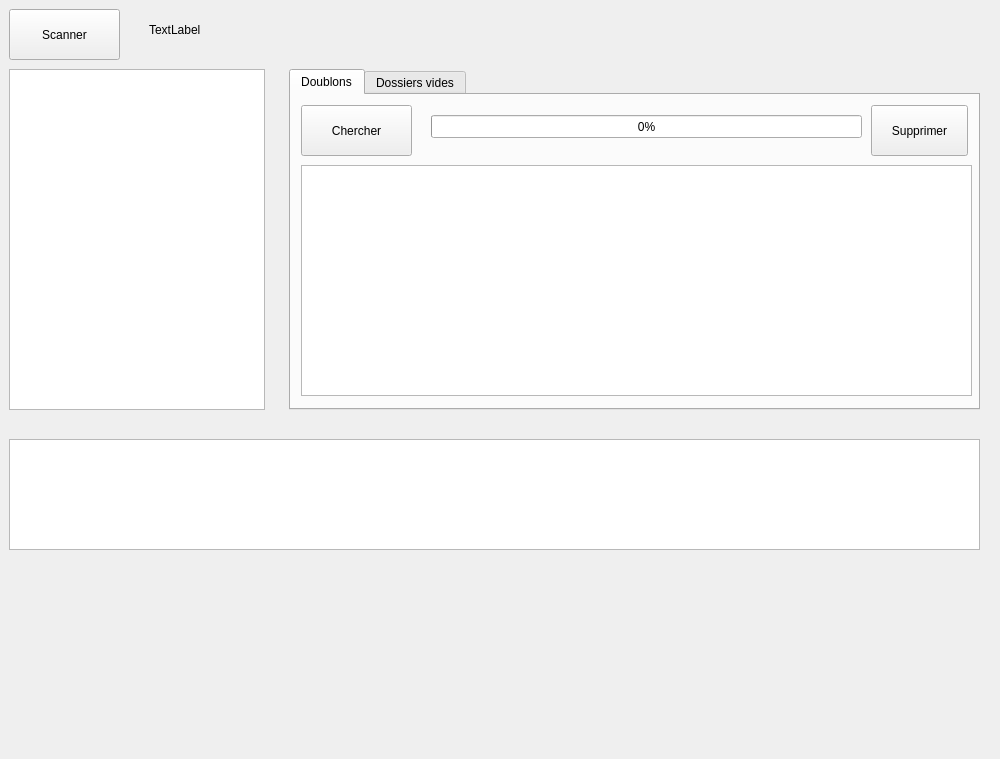
First picture: the form in org/orgview.ui, repository relefebvre/organizer, before the edit.
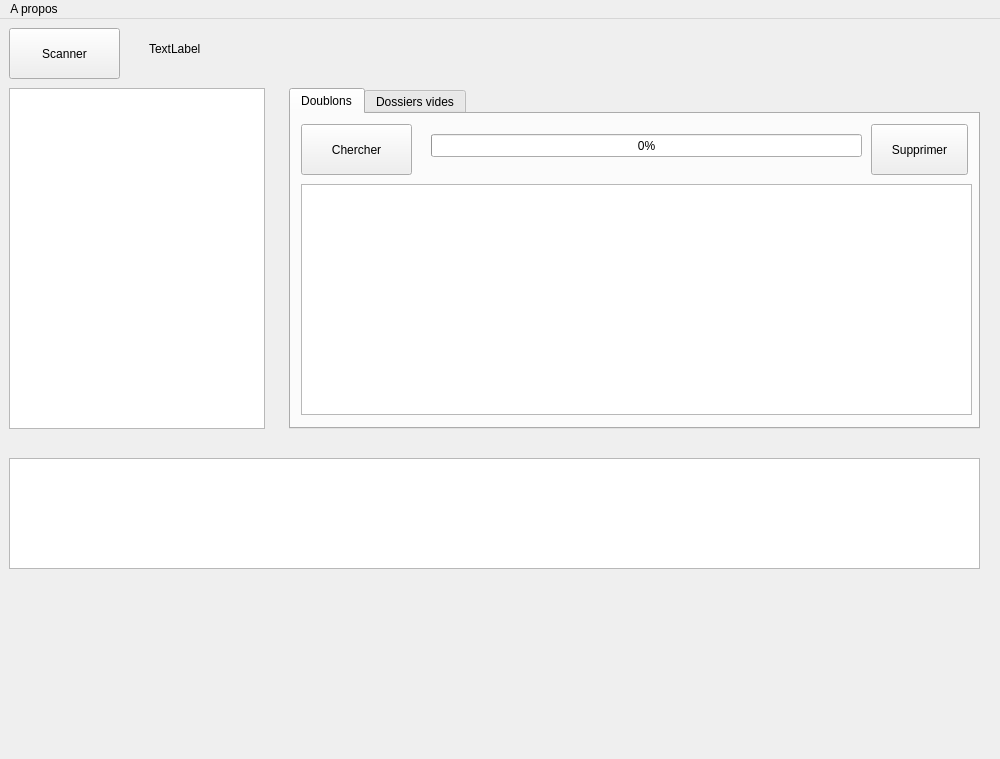
Second picture: the form after the edit.

Commit message: Un menu just for fun

Patch:
```diff
--- a/org/orgview.ui
+++ b/org/orgview.ui
@@ -260,9 +260,16 @@
      <x>0</x>
      <y>0</y>
      <width>1000</width>
-     <height>27</height>
+     <height>29</height>
     </rect>
    </property>
+   <widget class="QMenu" name="menuA_propos">
+    <property name="title">
+     <string>A propos</string>
+    </property>
+    <addaction name="actionAuteurs"/>
+   </widget>
+   <addaction name="menuA_propos"/>
   </widget>
  </widget>
  <resources/>
```
Left out of the diff: 7 changed lines with no effect on the pictures. The commit also changes 3 other files.
